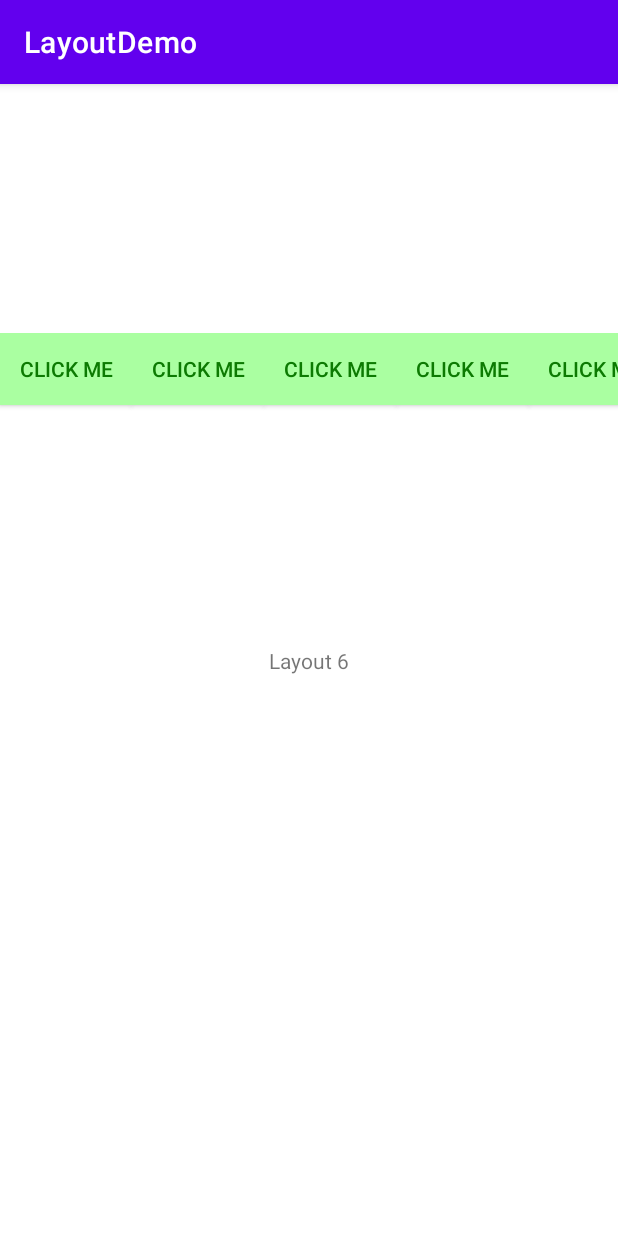
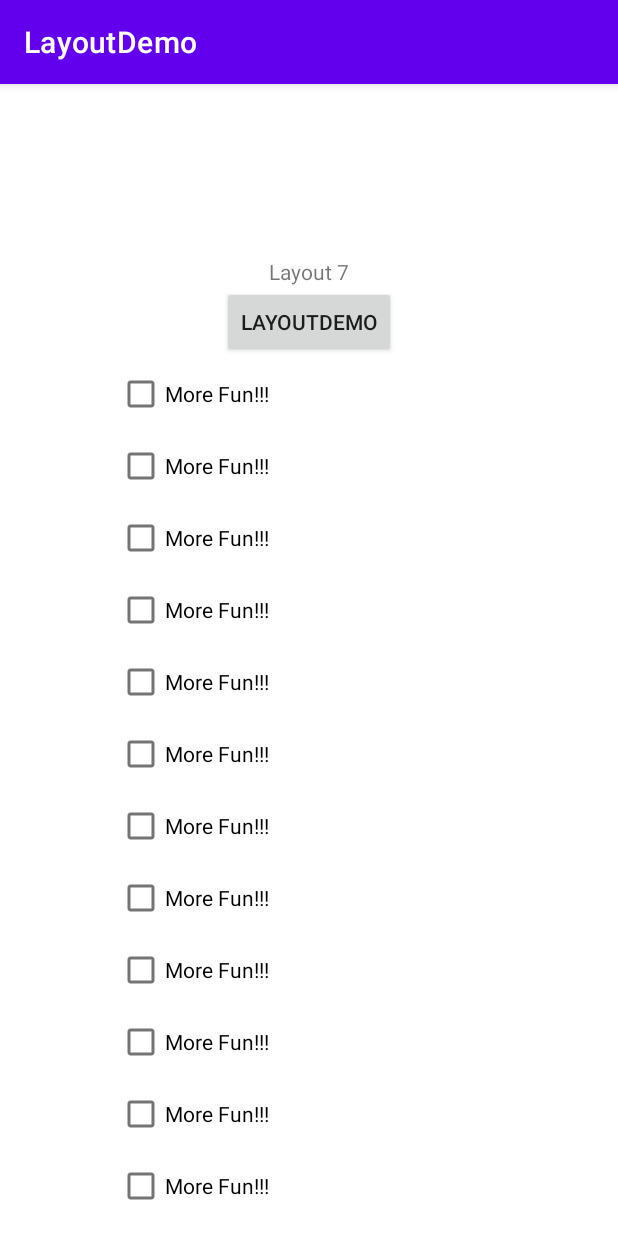
Before and after one commit to dltra/AndroidTutorialsLab04Layout, an Android app: the screen it shows after launch (MainActivity), on a phone screen of 412 x 824 dp. Run offline under Robolectric (Android 15) with nearby library versions, the phone set to English and light mode, and no system bars.

Commit message:
Layout7 Including Nested Layout File (with merge)

```diff
--- a/app/src/main/java/com/tradan/layoutdemo/MainActivity.java
+++ b/app/src/main/java/com/tradan/layoutdemo/MainActivity.java
@@ -9,6 +9,6 @@ public class MainActivity extends AppCompatActivity {
     @Override
     protected void onCreate(Bundle savedInstanceState) {
         super.onCreate(savedInstanceState);
-        setContentView(R.layout.layout6);
+        setContentView(R.layout.layout7);
     }
 }
--- /dev/null
+++ b/app/src/main/res/layout/layout7.xml
@@ -0,0 +1,21 @@
+<?xml version="1.0" encoding="utf-8"?>
+<androidx.constraintlayout.widget.ConstraintLayout xmlns:android="http://schemas.android.com/apk/res/android"
+    android:layout_width="match_parent"
+    android:layout_height="match_parent"
+    xmlns:app="http://schemas.android.com/apk/res-auto">
+<androidx.constraintlayout.widget.Guideline
+    android:id="@+id/horizontal_guideline"
+    android:layout_width="wrap_content"
+    android:layout_height="wrap_content"
+    android:orientation="horizontal"
+    app:layout_constraintGuide_percent=".15"/>
+    <TextView
+        android:id="@+id/greeting"
+        android:layout_width="wrap_content"
+        android:layout_height="wrap_content"
+        app:layout_constraintLeft_toLeftOf="parent"
+        app:layout_constraintRight_toRightOf="parent"
+        app:layout_constraintTop_toTopOf="@id/horizontal_guideline"
+        android:text="@string/layout_label_7"/>
+    <include layout="@layout/reusable_layout" />
+</androidx.constraintlayout.widget.ConstraintLayout>
--- /dev/null
+++ b/app/src/main/res/layout/reusable_layout.xml
@@ -0,0 +1,96 @@
+<merge
+    xmlns:android="http://schemas.android.com/apk/res/android"
+    xmlns:app="http://schemas.android.com/apk/res-auto">
+    <androidx.appcompat.widget.AppCompatButton
+        android:id="@+id/button"
+        android:layout_width="wrap_content"
+        android:layout_height="wrap_content"
+        app:layout_constraintLeft_toLeftOf="parent"
+        app:layout_constraintRight_toRightOf="parent"
+        app:layout_constraintTop_toBottomOf="@+id/greeting"
+        android:text="@string/app_name"/>
+    <ScrollView
+        android:layout_width="wrap_content"
+        android:layout_height="0dp"
+        app:layout_constraintLeft_toLeftOf="parent"
+        app:layout_constraintRight_toRightOf="parent"
+        app:layout_constraintHorizontal_bias=".25"
+        app:layout_constraintTop_toBottomOf="@id/button"
+        app:layout_constraintBottom_toBottomOf="parent"
+        android:orientation="vertical">
+        <LinearLayout
+            android:layout_width="match_parent"
+            android:layout_height="wrap_content"
+            android:orientation="vertical">
+            <CheckBox
+                android:layout_width="match_parent"
+                android:layout_height="wrap_content"
+                android:text="More Fun!!!"/>
+            <CheckBox
+                android:layout_width="match_parent"
+                android:layout_height="wrap_content"
+                android:text="More Fun!!!"/>
+            <CheckBox
+                android:layout_width="match_parent"
+                android:layout_height="wrap_content"
+                android:text="More Fun!!!"/>
+            <CheckBox
+                android:layout_width="match_parent"
+                android:layout_height="wrap_content"
+                android:text="More Fun!!!"/>
+            <CheckBox
+                android:layout_width="match_parent"
+                android:layout_height="wrap_content"
+                android:text="More Fun!!!"/>
+            <CheckBox
+                android:layout_width="match_parent"
+                android:layout_height="wrap_content"
+                android:text="More Fun!!!"/>
+            <CheckBox
+                android:layout_width="match_parent"
+                android:layout_height="wrap_content"
+                android:text="More Fun!!!"/>
+            <CheckBox
+                android:layout_width="match_parent"
+                android:layout_height="wrap_content"
+                android:text="More Fun!!!"/>
+            <CheckBox
+                android:layout_width="match_parent"
+                android:layout_height="wrap_content"
+                android:text="More Fun!!!"/>
+            <CheckBox
+                android:layout_width="match_parent"
+                android:layout_height="wrap_content"
+                android:text="More Fun!!!"/>
+            <CheckBox
+                android:layout_width="match_parent"
+                android:layout_height="wrap_content"
+                android:text="More Fun!!!"/>
+            <CheckBox
+                android:layout_width="match_parent"
+                android:layout_height="wrap_content"
+                android:text="More Fun!!!"/>
+            <CheckBox
+                android:layout_width="match_parent"
+                android:layout_height="wrap_content"
+                android:text="More Fun!!!"/>
+            <CheckBox
+                android:layout_width="match_parent"
+                android:layout_height="wrap_content"
+                android:text="More Fun!!!"/>
+            <CheckBox
+                android:layout_width="match_parent"
+                android:layout_height="wrap_content"
+                android:text="More Fun!!!"/>
+            <CheckBox
+                android:layout_width="match_parent"
+                android:layout_height="wrap_content"
+                android:text="More Fun!!!"/>
+            <CheckBox
+                android:layout_width="match_parent"
+                android:layout_height="wrap_content"
+                android:text="More Fun!!!"/>
+        </LinearLayout>
+
+    </ScrollView>
+</merge>
```
